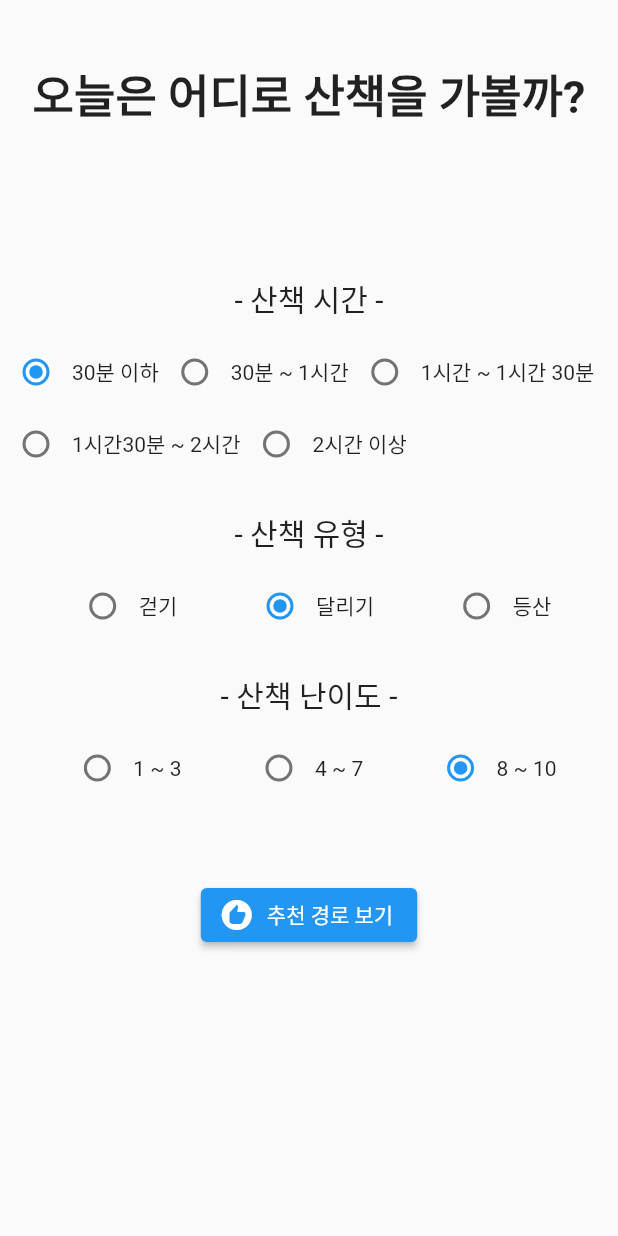
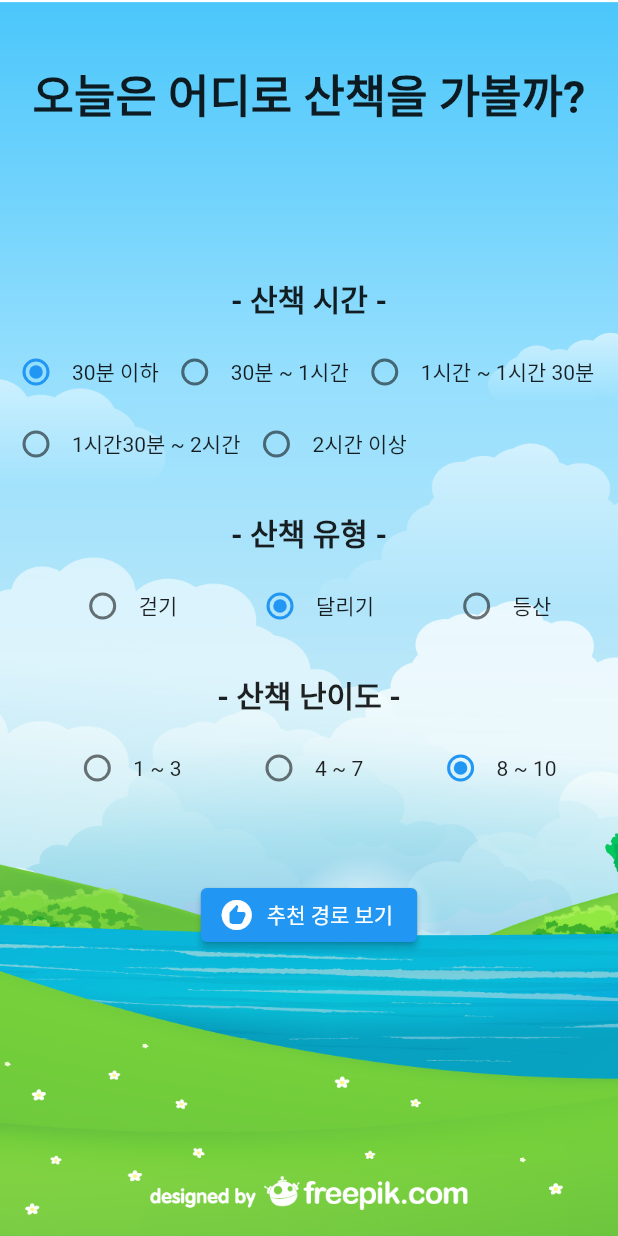
Before and after one commit to kju2405/happy_dog, a Flutter app: the RecommendPage screen opened directly, on a phone screen of 412 x 824 dp. Run offline on Flutter 3.47's test engine with Material 2 defaults, Android fonts, the phone set to English and light mode, and no system bars; our stand-ins replace bottom_navy_bar, cloud_firestore, firebase_auth, firebase_core, flutter_switch, google_maps_flutter and 3 more; accounts and stored records are empty.

Commit message:
Adding background at walking recommend page

```diff
--- a/lib/view/walking_recommend_page.dart
+++ b/lib/view/walking_recommend_page.dart
@@ -17,7 +17,13 @@ class _RecommendPageState extends State<RecommendPage> {
   @override
   Widget build(BuildContext context) {
     return Scaffold(
-      body: Column(
+      body: Container(
+        decoration: BoxDecoration(
+            image: DecorationImage(
+          image: AssetImage("images/illustration12.jpg"),
+          fit: BoxFit.cover,
+        )),
+        child: Column(
           children: [
             SizedBox(
               height: 40,
@@ -34,7 +40,10 @@ class _RecommendPageState extends State<RecommendPage> {
             ),
             Text(
               '- 산책 시간 -',
-            style: TextStyle(fontSize: 20),
+              style: TextStyle(
+                fontSize: 20,
+                fontWeight: FontWeight.bold,
+              ),
             ),
             SizedBox(
               height: 10,
@@ -115,6 +124,7 @@ class _RecommendPageState extends State<RecommendPage> {
               '- 산책 유형 -',
               style: TextStyle(
                 fontSize: 20,
+                fontWeight: FontWeight.bold,
               ),
             ),
             SizedBox(
@@ -183,6 +193,7 @@ class _RecommendPageState extends State<RecommendPage> {
               '- 산책 난이도 -',
               style: TextStyle(
                 fontSize: 20,
+                fontWeight: FontWeight.bold,
               ),
             ),
             SizedBox(
@@ -263,6 +274,7 @@ class _RecommendPageState extends State<RecommendPage> {
             )
           ],
         ),
+      ),
     );
   }
 }
```
Also changed, not shown: images/illustration12.jpg (added). Lines whose indentation alone changed are shown as unchanged.
